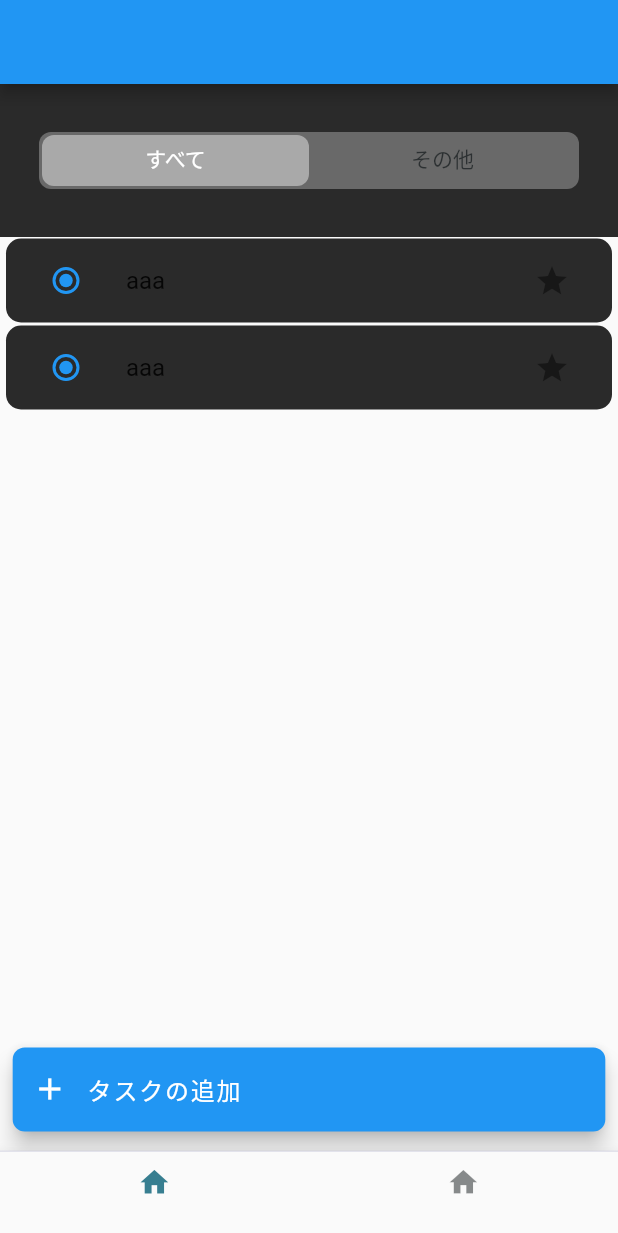
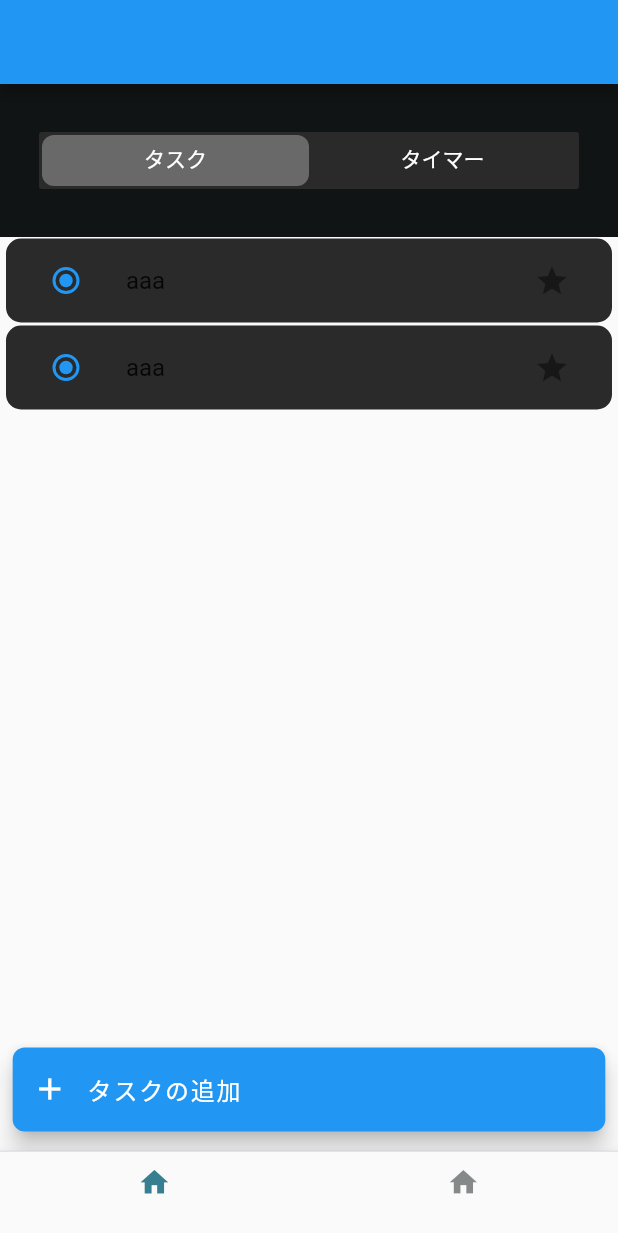
Before and after one commit to Issei-Hiramatsu/sakura-simulation, a Flutter app: the screen it shows after launch, on a phone screen of 412 x 824 dp. Shown: the top 1233 px of the screen. Run offline on Flutter 3.47's test engine with Material 2 defaults, Android fonts, the light colour scheme and no system bars; our stand-ins replace flutter_hooks, flutter_screenutil, hooks_riverpod.

Commit message:
update: custom_tab & todo_app tab

```diff
--- a/mobile/lib/component/local/todo_and_timer_app/custom_tab_bar/custom_tab_bar.dart
+++ b/mobile/lib/component/local/todo_and_timer_app/custom_tab_bar/custom_tab_bar.dart
@@ -9,20 +9,20 @@ class CustomTabBar extends StatelessWidget {
   @override
   Widget build(BuildContext context) {
     return Container(
-      color: backgroundLightBlack,
+      color: backgroundBlack,
       padding: const EdgeInsets.symmetric(horizontal: 26, vertical: 32),
       child: Container(
         padding: const EdgeInsets.all(2),
         decoration: BoxDecoration(
-          borderRadius: BorderRadius.circular(8),
-          color: backgroundGray,
+          borderRadius: BorderRadius.circular(2),
+          color: backgroundLightBlack,
         ),
         child: TabBar(
           labelColor: white,
-          unselectedLabelColor: midEmphasis,
+          unselectedLabelColor: white,
           indicator: BoxDecoration(
             borderRadius: BorderRadius.circular(8),
-            color: gray,
+            color: backgroundGray,
           ),
           tabs: tab,
         ),
--- a/mobile/lib/page/todo_and_timer_page/todo_and_timer_page.dart
+++ b/mobile/lib/page/todo_and_timer_page/todo_and_timer_page.dart
@@ -17,8 +17,8 @@ class TodoAndTimerPage extends StatelessWidget {
           children: [
             const CustomTabBar(
               tab: [
-                Tab(text: 'すべて', height: 32),
-                Tab(text: 'その他', height: 32),
+                Tab(text: 'タスク', height: 32),
+                Tab(text: 'タイマー', height: 32),
               ],
             ),
             Expanded(
```
